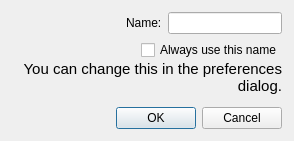
This is announcedocumentdialog.ui in obiwankennedy/cahootseditor as Qt 5 draws it before an edit. The edited form follows.
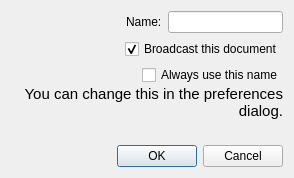
This is the edited form.

Commit message: We can now kick users out of the document by demoting them below 'waiting'. We also have an option to broadcast documents by default in the announce dialog (work needed for preferences for always announcing, etc).

Diff of the .ui file:
```diff
--- a/announcedocumentdialog.ui
+++ b/announcedocumentdialog.ui
@@ -7,19 +7,13 @@
     <x>0</x>
     <y>0</y>
     <width>294</width>
-    <height>141</height>
+    <height>178</height>
    </rect>
   </property>
   <property name="windowTitle">
    <string>Announce Document</string>
   </property>
   <layout class="QVBoxLayout" name="verticalLayout_2">
-   <property name="spacing">
-    <number>-1</number>
-   </property>
-   <property name="margin">
-    <number>12</number>
-   </property>
    <item>
     <layout class="QHBoxLayout" name="horizontalLayout">
      <item>
@@ -47,6 +41,33 @@
      </item>
     </layout>
    </item>
+   <item>
+    <layout class="QHBoxLayout" name="horizontalLayout_3">
+     <item>
+      <spacer name="horizontalSpacer_3">
+       <property name="orientation">
+        <enum>Qt::Horizontal</enum>
+       </property>
+       <property name="sizeHint" stdset="0">
+        <size>
+         <width>40</width>
+         <height>20</height>
+        </size>
+       </property>
+      </spacer>
+     </item>
+     <item>
+      <widget class="QCheckBox" name="broadcastCheckBox">
+       <property name="text">
+        <string>Broadcast this document</string>
+       </property>
+       <property name="checked">
+        <bool>true</bool>
+       </property>
+      </widget>
+     </item>
+    </layout>
+   </item>
    <item>
     <layout class="QVBoxLayout" name="verticalLayout">
      <property name="spacing">
```
Left out of the diff: 2 changed lines with no effect on the pictures. The commit also changes 12 other files.
